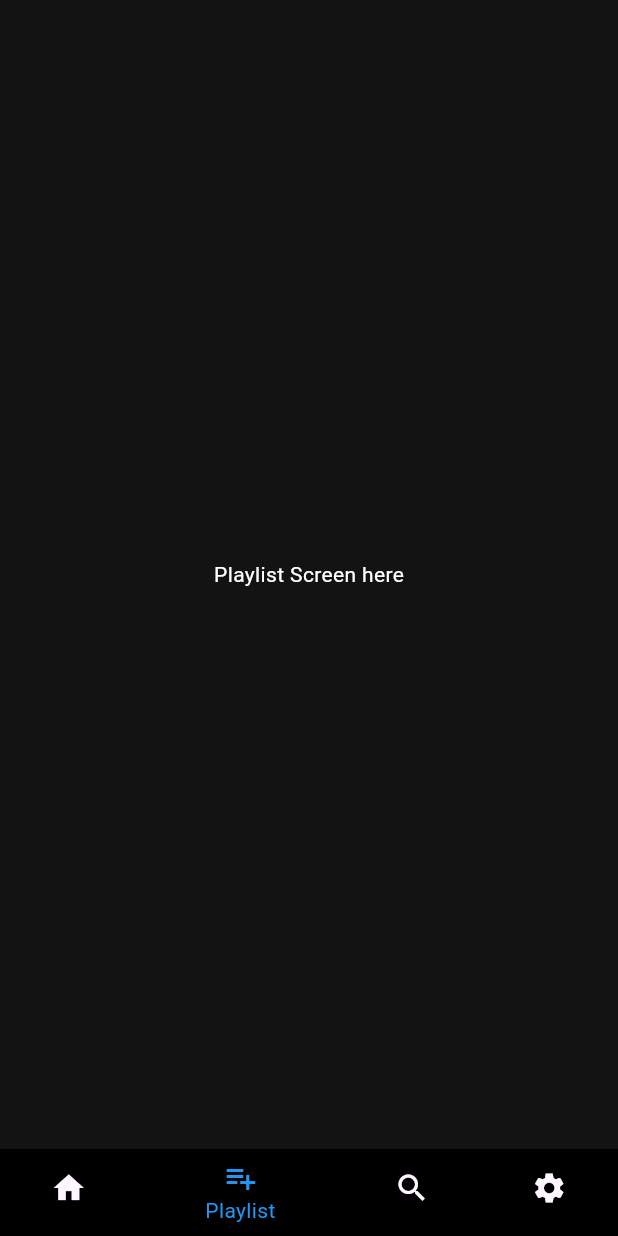
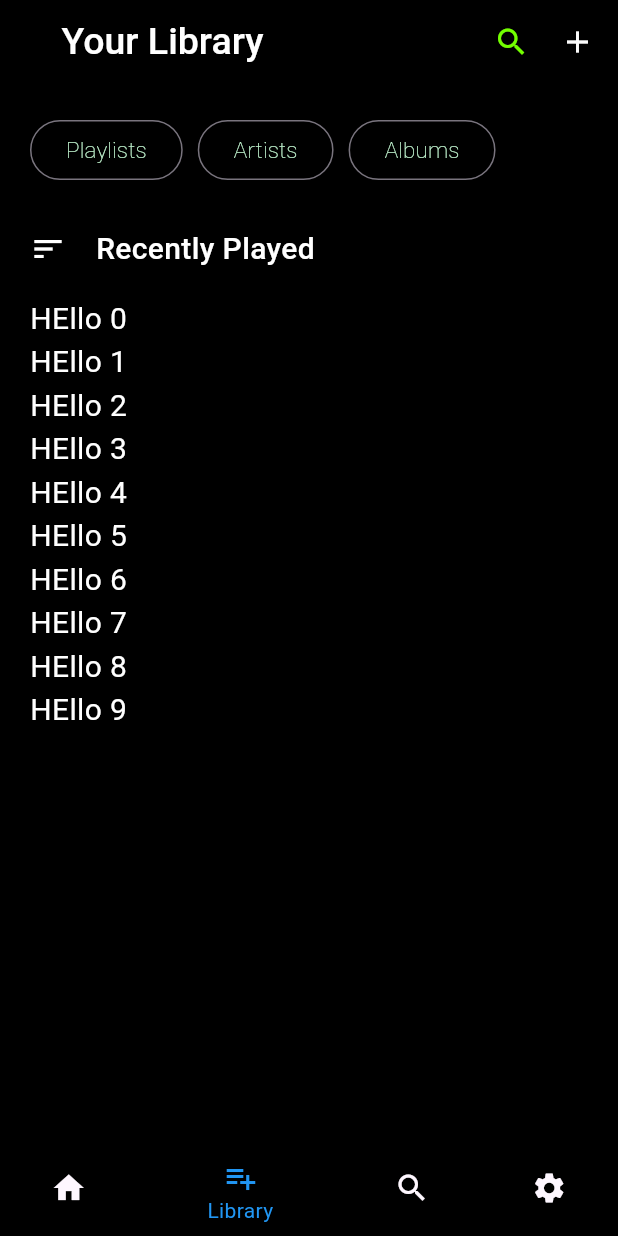
Before and after one commit to MidhunNk/MusicApp, a Flutter app: the screen it shows after launch, item 2 of the bottom bar chosen, on a phone screen of 412 x 824 dp. Run offline on Flutter 3.47's test engine with Material 3 defaults, Android fonts, the light colour scheme and no system bars.

Commit message:
Libary issue inde

```diff
--- a/lib/Screens/basicScreen/HomeScreen.dart
+++ b/lib/Screens/basicScreen/HomeScreen.dart
@@ -14,7 +14,7 @@ class HomeScreen extends StatefulWidget {
 class _HomeScreenState extends State<HomeScreen> {
   int _currentindex = 0;
   final _page = [
-     MainScreen(),
+    const MainScreen(),
     const PlaylistScreen(),
     const SearchScreen(),
     const PersonScreen(),
@@ -44,7 +44,7 @@ class _HomeScreenState extends State<HomeScreen> {
           BottomNavigationBarItem(
               backgroundColor: Colors.black,
               icon: Icon(Icons.playlist_add),
-              label: "Playlist"),
+              label: "Library"),
           BottomNavigationBarItem(
               backgroundColor: Colors.black,
               icon: Icon(Icons.search),
--- a/lib/Screens/homescreen/Playlistscreen.dart
+++ b/lib/Screens/homescreen/Playlistscreen.dart
@@ -1,16 +1,152 @@
 import 'package:flutter/material.dart';
+
+import '../basicScreen/ProfileScreen.dart';
 
 class PlaylistScreen extends StatelessWidget {
   const PlaylistScreen({super.key});
 
   @override
   Widget build(BuildContext context) {
-    return Center(
-      child: Container(
-        child: const Text("Playlist Screen here",style: TextStyle(
-        color: Colors.white
-      ),),
-      ),
-    );
+    int name1 =1;
+     Widget ListBlock2() => Container(
+        width: 200,
+        height: 200,
+        child: Image.asset("assets/image/demo3.jpg"),
+
+      );
+    return Scaffold(
+        backgroundColor: Colors.black,
+        appBar: PreferredSize(
+          preferredSize: Size.fromHeight(kToolbarHeight),
+          child: Container(
+            width: double.infinity,
+            color: const Color.fromARGB(255, 28, 26, 26),
+            child: AppBar(
+                backgroundColor: Color.fromARGB(255, 0, 0, 0),
+                title: const Padding(
+                  padding: EdgeInsets.only(left: 25),
+                  child: Text(
+                    "Your Library",
+                    style: TextStyle(
+                      color: Colors.white,
+                      fontSize: 25,
+                      fontWeight: FontWeight.w500,
+                    ),
+                  ),
+                ),
+                actions: [
+                  GestureDetector(
+                    onTap: () {
+                      Navigator.push(
+                        context,
+                        MaterialPageRoute(
+                            builder: (context) => ProfileScreen()),
+                      );
+                    },
+                    child: const Row(
+                      children: [
+                        Padding(
+                          padding: EdgeInsets.only(right: 20),
+                          child: Icon(
+                            Icons.search,
+                            color: Color.fromARGB(255, 115, 255, 0),
+                          ),
+                        ),
+                        Padding(
+                          padding: EdgeInsets.only(right: 15),
+                          child: Icon(
+                            Icons.add,
+                            color: Color.fromARGB(255, 251, 251, 251),
+                          ),
+                        ),
+                      ],
+                    ),
+                  ),
+                ]),
+          ),
+        ),
+        body: SingleChildScrollView(
+          child: Column(
+            children: [
+              Row(
+                children: [
+                  Padding(
+                    padding: const EdgeInsets.only(left: 20, top: 20),
+                    child: OutlinedButton(
+                      onPressed: () {},
+                      child: const Text(
+                        "Playlists",
+                        style: TextStyle(
+                          color: Color.fromARGB(255, 201, 255, 216),
+                          fontSize: 15,
+                          fontWeight: FontWeight.w200,
+                        ),
+                      ),
+                    ),
+                  ),
+                  Padding(
+                    padding: const EdgeInsets.only(left: 10, top: 20),
+                    child: OutlinedButton(
+                      onPressed: () {},
+                      child: const Text(
+                        "Artists",
+                        style: TextStyle(
+                          color: Color.fromARGB(255, 201, 255, 216),
+                          fontSize: 15,
+                          fontWeight: FontWeight.w200,
+                        ),
+                      ),
+                    ),
+                  ),
+                   Padding(
+                padding: const EdgeInsets.only(left: 10, top: 20),
+                child: OutlinedButton(
+                  onPressed: () {},
+                  child: const Text(
+                    "Albums",
+                    style: TextStyle(
+                      color: Color.fromARGB(255, 201, 255, 216),
+                      fontSize: 15,
+                      fontWeight: FontWeight.w200,
+                    ),
+                  ),
+                ),
+              ),
+                ],
+              ),
+              SizedBox(height: 10,),
+              Row(
+                children: [
+                  Padding(
+                    padding: const EdgeInsets.all(8.0),
+                    child: IconButton(onPressed: (){}, icon: const Icon(Icons.sort,color: Colors.white,)),
+                  ),
+                  Text("Recently Played",style: TextStyle(color: Colors.white,fontSize: 20,fontWeight: FontWeight.w500),),
+                ],
+              ),
+              Container(
+            height: 1000,
+            child: Padding(
+              padding: const EdgeInsets.only(left: 20),
+              child: ListView.separated(
+                itemCount: 10,
+                separatorBuilder: (context, index) => const SizedBox(
+                  width: 20,
+                ),
+
+                itemBuilder: (context, index) => Text("HEllo ${index}",style: TextStyle( color: Colors.white,fontSize: 20),),
+
+                scrollDirection: Axis.vertical,
+
+
+
+
+              ),
+            ),
+
+          ),
+            ],
+          ),
+        ));
   }
 }
--- a/pubspec.yaml
+++ b/pubspec.yaml
@@ -61,6 +61,7 @@ flutter:
   - assets/image/demo2.jpg
   - assets/image/demo3.jpg
   - assets/image/demo4.jpg
+  - assets/image/demo5.jpg
   #   - images/a_dot_ham.jpeg
   # An image asset can refer to one or more resolution-specific "variants", see
   # https://flutter.dev/assets-and-images/#resolution-aware
```
Also changed, not shown: lib/Screens/homescreen/SearchScreen.dart (+48 -21 lines), assets/image/demo5.jpg (added).
